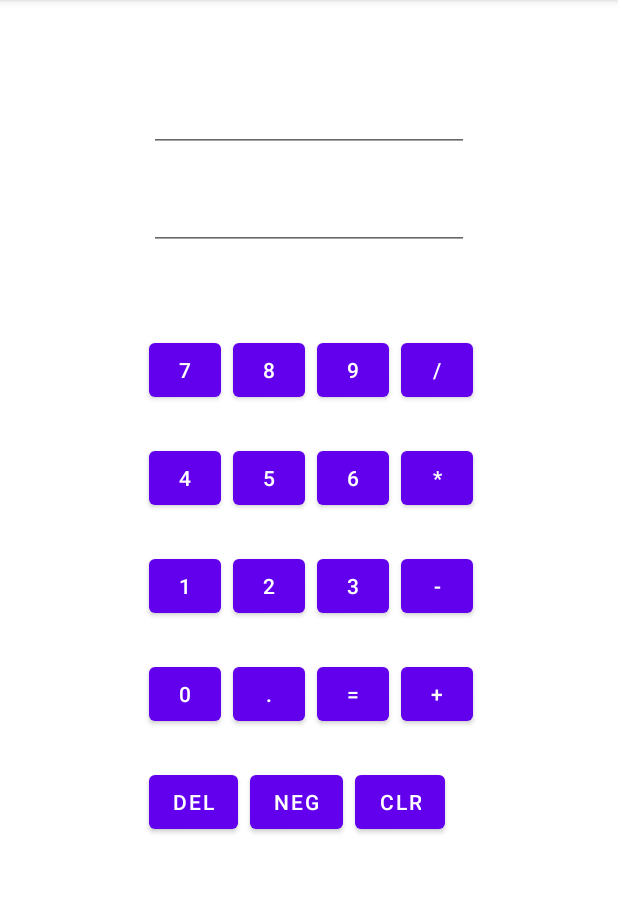
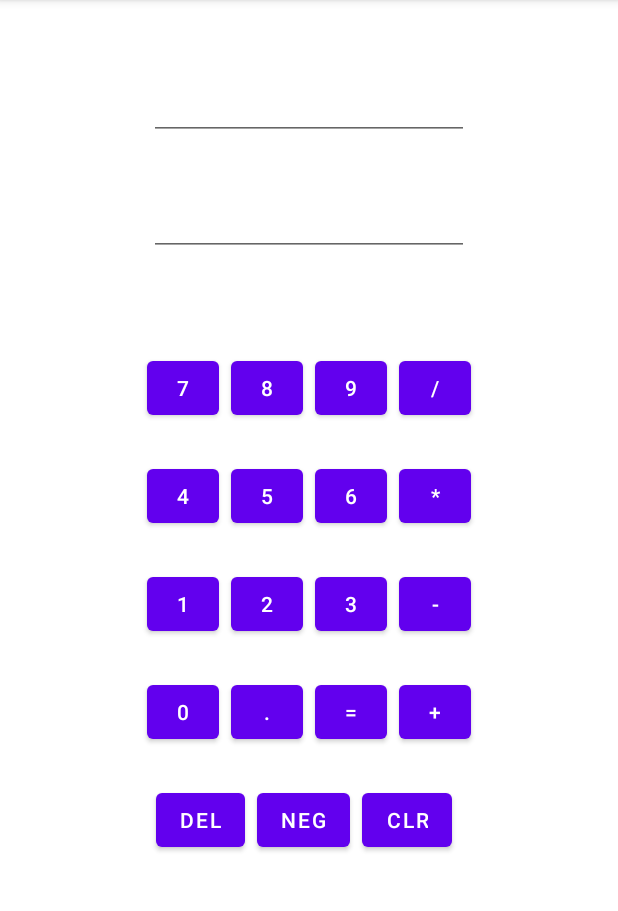
Before and after one commit to NITIN23329/CalculatorApp, an Android app: the screen it shows after launch (MainActivity), on a phone screen of 412 x 824 dp, the part 84-995 px from its top. Run offline under Robolectric (Android 15) with nearby library versions, the phone set to English and light mode, and no system bars.

Commit message:
added Vertical Guideline in Portrait mode as well

```diff
--- a/app/src/main/res/layout-land/activity_main.xml
+++ b/app/src/main/res/layout-land/activity_main.xml
@@ -28,6 +28,7 @@
         android:focusableInTouchMode="false"
         android:inputType="numberSigned|numberDecimal"
         app:layout_constraintEnd_toEndOf="parent"
+        app:layout_constraintHorizontal_bias="0.1"
         app:layout_constraintStart_toStartOf="@+id/centredHorizontally"
         app:layout_constraintTop_toTopOf="parent" />
 
@@ -35,7 +36,7 @@
         android:id="@+id/operator"
         android:layout_width="wrap_content"
         android:layout_height="wrap_content"
-        android:layout_marginEnd="32dp"
+        android:layout_marginEnd="136dp"
         android:textSize="30sp"
         android:textStyle="bold"
         app:layout_constraintBaseline_toBaselineOf="@+id/button7"
@@ -54,6 +55,7 @@
         android:inputType="numberSigned|numberDecimal"
         app:layout_constraintBaseline_toBaselineOf="@+id/result"
         app:layout_constraintEnd_toStartOf="@+id/centredHorizontally"
+        app:layout_constraintHorizontal_bias="1.0"
         app:layout_constraintStart_toStartOf="parent" />
 
     <Button
--- a/app/src/main/res/layout/activity_main.xml
+++ b/app/src/main/res/layout/activity_main.xml
@@ -20,7 +20,7 @@
         android:id="@+id/result"
         android:layout_width="wrap_content"
         android:layout_height="wrap_content"
-        android:layout_marginTop="56dp"
+        android:layout_marginTop="48dp"
         android:ems="10"
         android:focusable="false"
         android:focusableInTouchMode="false"
@@ -33,7 +33,7 @@
         android:id="@+id/newNumber"
         android:layout_width="wrap_content"
         android:layout_height="wrap_content"
-        android:layout_marginTop="20dp"
+        android:layout_marginTop="32dp"
         android:ems="10"
         android:focusable="false"
         android:focusableInTouchMode="false"
@@ -45,34 +45,101 @@
         android:id="@+id/button7"
         android:layout_width="wrap_content"
         android:layout_height="wrap_content"
-        android:layout_marginTop="56dp"
+        android:layout_marginEnd="8dp"
         android:minWidth="48dip"
         android:minHeight="48dip"
         android:text="7"
-        app:layout_constraintStart_toStartOf="@+id/newNumber"
-        app:layout_constraintTop_toBottomOf="@+id/newNumber" />
+        app:layout_constraintBaseline_toBaselineOf="@+id/button8"
+        app:layout_constraintEnd_toStartOf="@+id/button8" />
 
     <Button
         android:id="@+id/button8"
         android:layout_width="wrap_content"
         android:layout_height="wrap_content"
-        android:layout_marginStart="8dp"
+        android:layout_marginEnd="8dp"
         android:minWidth="48dip"
         android:minHeight="48dip"
         android:text="8"
-        app:layout_constraintBaseline_toBaselineOf="@+id/button7"
-        app:layout_constraintStart_toEndOf="@+id/button7" />
+        app:layout_constraintBaseline_toBaselineOf="@+id/button9"
+        app:layout_constraintEnd_toStartOf="@+id/button9" />
 
     <Button
         android:id="@+id/button9"
         android:layout_width="wrap_content"
         android:layout_height="wrap_content"
+        android:layout_marginStart="4dp"
+        android:layout_marginTop="64dp"
+        android:minWidth="48dip"
+        android:minHeight="48dip"
+        android:text="9"
+        app:layout_constraintStart_toStartOf="@+id/guideline3"
+        app:layout_constraintTop_toBottomOf="@+id/newNumber" />
+
+    <Button
+        android:id="@+id/button6"
+        android:layout_width="wrap_content"
+        android:layout_height="wrap_content"
+        android:layout_marginTop="24dp"
+        android:minWidth="48dip"
+        android:minHeight="48dip"
+        android:text="6"
+        app:layout_constraintStart_toStartOf="@+id/button9"
+        app:layout_constraintTop_toBottomOf="@+id/button9" />
+
+    <Button
+        android:id="@+id/buttonPlus"
+        android:layout_width="wrap_content"
+        android:layout_height="wrap_content"
         android:layout_marginStart="8dp"
         android:minWidth="48dip"
         android:minHeight="48dip"
-        android:text="9"
-        app:layout_constraintBaseline_toBaselineOf="@+id/button8"
-        app:layout_constraintStart_toEndOf="@+id/button8" />
+        android:text="+"
+        app:layout_constraintBaseline_toBaselineOf="@+id/buttonEqual"
+        app:layout_constraintStart_toEndOf="@+id/buttonEqual" />
+
+    <Button
+        android:id="@+id/button3"
+        android:layout_width="wrap_content"
+        android:layout_height="wrap_content"
+        android:layout_marginTop="24dp"
+        android:minWidth="48dip"
+        android:minHeight="48dip"
+        android:text="3"
+        app:layout_constraintStart_toStartOf="@+id/button6"
+        app:layout_constraintTop_toBottomOf="@+id/button6" />
+
+    <Button
+        android:id="@+id/buttonEqual"
+        android:layout_width="wrap_content"
+        android:layout_height="wrap_content"
+        android:layout_marginTop="24dp"
+        android:minWidth="48dip"
+        android:minHeight="48dip"
+        android:text="="
+        app:layout_constraintStart_toStartOf="@+id/button3"
+        app:layout_constraintTop_toBottomOf="@+id/button3" />
+
+    <Button
+        android:id="@+id/buttonMultiply"
+        android:layout_width="wrap_content"
+        android:layout_height="wrap_content"
+        android:layout_marginStart="8dp"
+        android:minWidth="48dip"
+        android:minHeight="48dip"
+        android:text="*"
+        app:layout_constraintBaseline_toBaselineOf="@+id/button6"
+        app:layout_constraintStart_toEndOf="@+id/button6" />
+
+    <Button
+        android:id="@+id/buttonMinus"
+        android:layout_width="wrap_content"
+        android:layout_height="wrap_content"
+        android:layout_marginStart="8dp"
+        android:minWidth="48dip"
+        android:minHeight="48dip"
+        android:text="-"
+        app:layout_constraintBaseline_toBaselineOf="@+id/button3"
+        app:layout_constraintStart_toEndOf="@+id/button3" />
 
     <Button
         android:id="@+id/buttonDivide"
@@ -89,152 +156,81 @@
         android:id="@+id/button4"
         android:layout_width="wrap_content"
         android:layout_height="wrap_content"
-        android:layout_marginTop="24dp"
+        android:layout_marginEnd="8dp"
         android:minWidth="48dip"
         android:minHeight="48dip"
         android:text="4"
-        app:layout_constraintStart_toStartOf="@+id/button7"
-        app:layout_constraintTop_toBottomOf="@+id/button7" />
+        app:layout_constraintBaseline_toBaselineOf="@+id/button5"
+        app:layout_constraintEnd_toStartOf="@+id/button5" />
 
     <Button
         android:id="@+id/button5"
         android:layout_width="wrap_content"
         android:layout_height="wrap_content"
-        android:layout_marginStart="8dp"
         android:minWidth="48dip"
         android:minHeight="48dip"
         android:text="5"
-        app:layout_constraintBaseline_toBaselineOf="@+id/button4"
-        app:layout_constraintStart_toEndOf="@+id/button4" />
-
-    <Button
-        android:id="@+id/button6"
-        android:layout_width="wrap_content"
-        android:layout_height="wrap_content"
-        android:layout_marginStart="8dp"
-        android:minWidth="48dip"
-        android:minHeight="48dip"
-        android:text="6"
-        app:layout_constraintBaseline_toBaselineOf="@+id/button5"
-        app:layout_constraintStart_toEndOf="@+id/button5" />
-
-    <Button
-        android:id="@+id/buttonMultiply"
-        android:layout_width="wrap_content"
-        android:layout_height="wrap_content"
-        android:layout_marginStart="8dp"
-        android:minWidth="48dip"
-        android:minHeight="48dip"
-        android:text="*"
         app:layout_constraintBaseline_toBaselineOf="@+id/button6"
-        app:layout_constraintStart_toEndOf="@+id/button6" />
+        app:layout_constraintEnd_toEndOf="@+id/button8" />
 
     <Button
         android:id="@+id/button1"
         android:layout_width="wrap_content"
         android:layout_height="wrap_content"
-        android:layout_marginTop="24dp"
+        android:layout_marginEnd="8dp"
         android:minWidth="48dip"
         android:minHeight="48dip"
         android:text="1"
-        app:layout_constraintStart_toStartOf="@+id/button4"
-        app:layout_constraintTop_toBottomOf="@+id/button4" />
+        app:layout_constraintBaseline_toBaselineOf="@+id/button2"
+        app:layout_constraintEnd_toStartOf="@+id/button2" />
 
     <Button
         android:id="@+id/button2"
         android:layout_width="wrap_content"
         android:layout_height="wrap_content"
-        android:layout_marginStart="8dp"
         android:minWidth="48dip"
         android:minHeight="48dip"
         android:text="2"
-        app:layout_constraintBaseline_toBaselineOf="@+id/button1"
-        app:layout_constraintStart_toEndOf="@+id/button1" />
-
-    <Button
-        android:id="@+id/button3"
-        android:layout_width="wrap_content"
-        android:layout_height="wrap_content"
-        android:layout_marginStart="8dp"
-        android:minWidth="48dip"
-        android:minHeight="48dip"
-        android:text="3"
-        app:layout_constraintBaseline_toBaselineOf="@+id/button2"
-        app:layout_constraintStart_toEndOf="@+id/button2" />
-
-    <Button
-        android:id="@+id/buttonMinus"
-        android:layout_width="wrap_content"
-        android:layout_height="wrap_content"
-        android:layout_marginStart="8dp"
-        android:minWidth="48dip"
-        android:minHeight="48dip"
-        android:text="-"
         app:layout_constraintBaseline_toBaselineOf="@+id/button3"
-        app:layout_constraintStart_toEndOf="@+id/button3" />
+        app:layout_constraintEnd_toEndOf="@+id/button5" />
 
     <Button
         android:id="@+id/button0"
         android:layout_width="wrap_content"
         android:layout_height="wrap_content"
-        android:layout_marginTop="24dp"
+        android:layout_marginEnd="8dp"
         android:minWidth="48dip"
         android:minHeight="48dip"
         android:text="0"
-        app:layout_constraintStart_toStartOf="@+id/button1"
-        app:layout_constraintTop_toBottomOf="@+id/button1" />
+        app:layout_constraintBaseline_toBaselineOf="@+id/buttonDot"
+        app:layout_constraintEnd_toStartOf="@+id/buttonDot" />
 
     <Button
         android:id="@+id/buttonDot"
         android:layout_width="wrap_content"
         android:layout_height="wrap_content"
-        android:layout_marginStart="8dp"
         android:minWidth="48dip"
         android:minHeight="48dip"
         android:text="."
-        app:layout_constraintBaseline_toBaselineOf="@+id/button0"
-        app:layout_constraintStart_toEndOf="@+id/button0" />
-
-    <Button
-        android:id="@+id/buttonEqual"
-        android:layout_width="wrap_content"
-        android:layout_height="wrap_content"
-        android:layout_marginStart="8dp"
-        android:minWidth="48dip"
-        android:minHeight="48dip"
-        android:text="="
-        app:layout_constraintBaseline_toBaselineOf="@+id/buttonDot"
-        app:layout_constraintStart_toEndOf="@+id/buttonDot" />
-
-    <Button
-        android:id="@+id/buttonPlus"
-        android:layout_width="wrap_content"
-        android:layout_height="wrap_content"
-        android:layout_marginStart="8dp"
-        android:minWidth="48dip"
-        android:minHeight="48dip"
-        android:text="+"
         app:layout_constraintBaseline_toBaselineOf="@+id/buttonEqual"
-        app:layout_constraintStart_toEndOf="@+id/buttonEqual" />
+        app:layout_constraintEnd_toEndOf="@+id/button2" />
 
     <TextView
         android:id="@+id/operator"
         android:layout_width="wrap_content"
         android:layout_height="wrap_content"
-        android:layout_marginStart="8dp"
-        android:layout_marginEnd="8dp"
+        android:layout_marginEnd="32dp"
         android:textSize="30sp"
         android:textStyle="bold"
         app:layout_constraintBaseline_toBaselineOf="@+id/newNumber"
         app:layout_constraintEnd_toStartOf="@+id/newNumber"
-        app:layout_constraintHorizontal_bias="0.492"
-        app:layout_constraintStart_toStartOf="parent"
-        tools:text="+" />
+        tools:text="+-" />
 
     <Button
         android:id="@+id/buttonDelete"
         android:layout_width="wrap_content"
         android:layout_height="wrap_content"
+        android:layout_marginStart="6dp"
         android:layout_marginTop="24dp"
         android:minWidth="48dip"
         android:text="DEL"
@@ -251,5 +247,12 @@
         app:layout_constraintBaseline_toBaselineOf="@+id/buttonDelete"
         app:layout_constraintStart_toEndOf="@+id/buttonDelete" />
 
+    <androidx.constraintlayout.widget.Guideline
+        android:id="@+id/guideline3"
+        android:layout_width="wrap_content"
+        android:layout_height="wrap_content"
+        android:orientation="vertical"
+        app:layout_constraintGuide_percent="0.5" />
+
 
 </androidx.constraintlayout.widget.ConstraintLayout>
```
